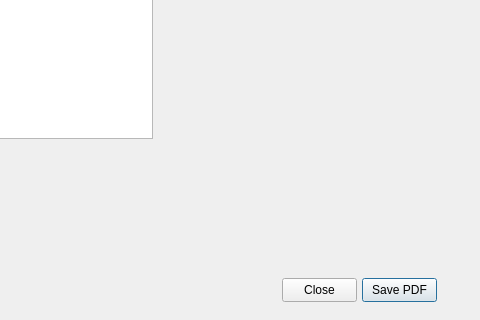
Above: DLG/csummaryreportdlg.ui from hlunguite/saptuamDataQT before the change; both pictures show x 508 to 988 and y 272 to 592 of the 988 by 592 pixel window. Below: the same form after it.
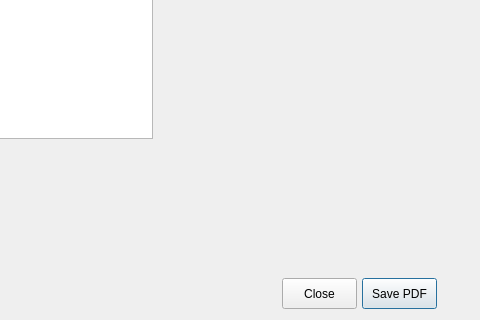
That is the form after the change.

Commit message: fix button size

What changed in the file:
```diff
--- a/DLG/csummaryreportdlg.ui
+++ b/DLG/csummaryreportdlg.ui
@@ -19,7 +19,7 @@
      <x>790</x>
      <y>550</y>
      <width>75</width>
-     <height>24</height>
+     <height>31</height>
     </rect>
    </property>
    <property name="text">
@@ -32,7 +32,7 @@
      <x>870</x>
      <y>550</y>
      <width>75</width>
-     <height>24</height>
+     <height>31</height>
     </rect>
    </property>
    <property name="text">
```
